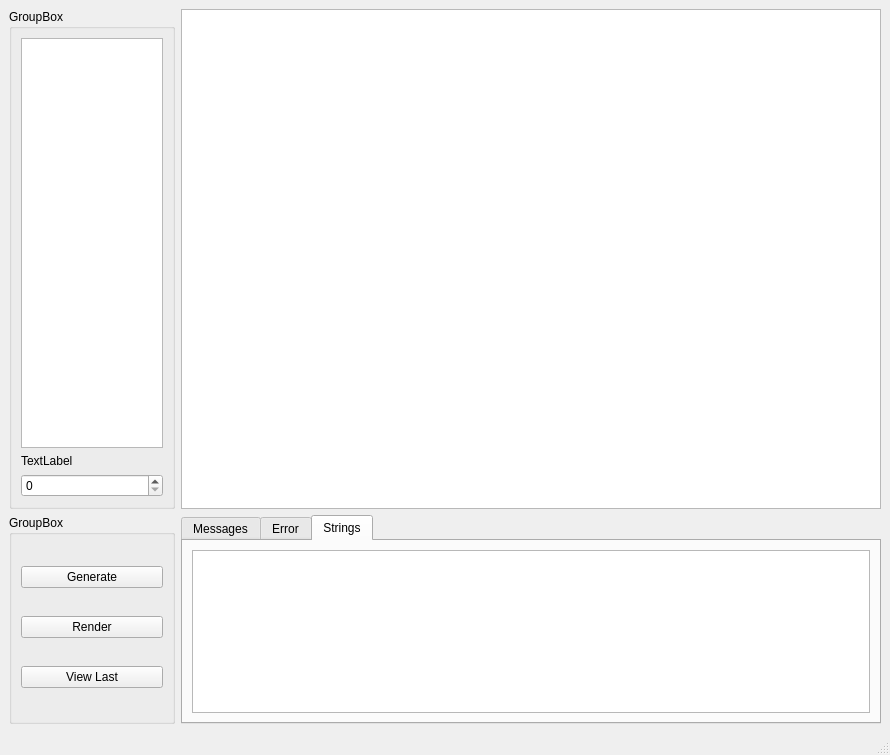
Above: Metaphor.ui from basus/metaphor before the change. Below: the same form after it.
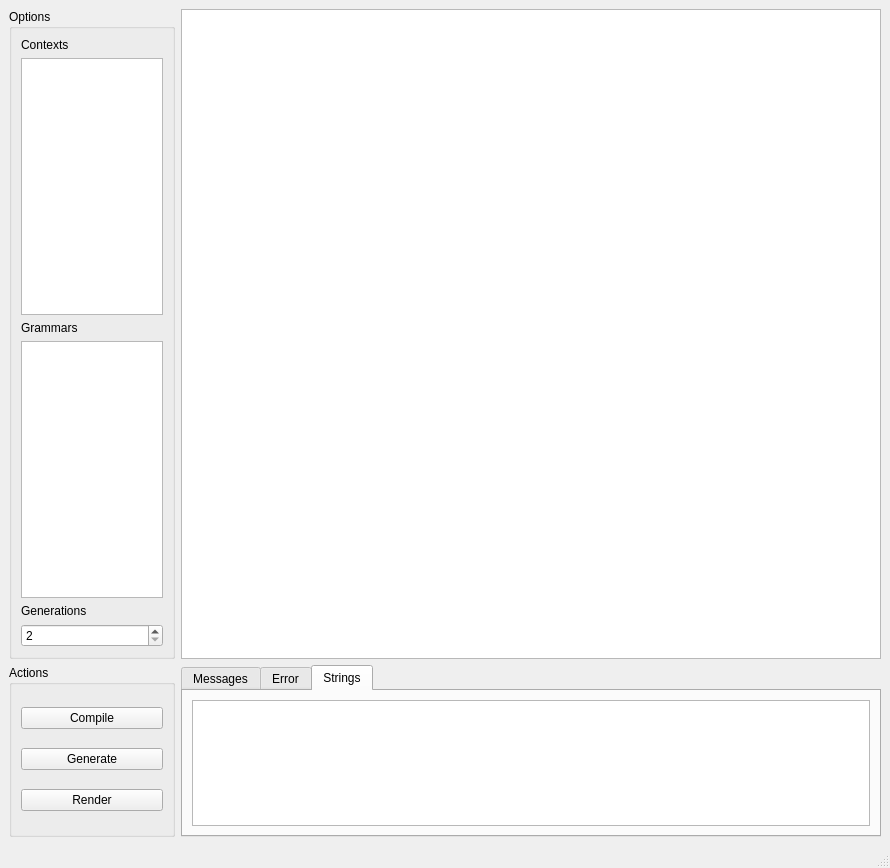
That is the form after the change.

Commit message: Changed Metaphor UI to have a list for available grammars

```diff
--- a/Metaphor.ui
+++ b/Metaphor.ui
@@ -6,7 +6,7 @@
     <x>0</x>
     <y>0</y>
     <width>890</width>
-    <height>755</height>
+    <height>868</height>
    </rect>
   </property>
   <property name="windowTitle" >
@@ -14,56 +14,96 @@
   </property>
   <widget class="QWidget" name="centralwidget" >
    <layout class="QGridLayout" name="gridLayout" >
-    <item rowspan="2" row="0" column="0" >
+    <item row="0" column="0" >
      <widget class="QGroupBox" name="groupBox" >
       <property name="minimumSize" >
        <size>
         <width>150</width>
-        <height>500</height>
+        <height>650</height>
+       </size>
+      </property>
+      <property name="maximumSize" >
+       <size>
+        <width>200</width>
+        <height>16777215</height>
        </size>
       </property>
       <property name="title" >
-       <string>GroupBox</string>
+       <string>Options</string>
       </property>
       <layout class="QVBoxLayout" name="verticalLayout" >
        <item>
-        <widget class="QListView" name="listView" />
+        <widget class="QLabel" name="Contextlabel" >
+         <property name="text" >
+          <string>Contexts</string>
+         </property>
+        </widget>
        </item>
        <item>
-        <widget class="QLabel" name="label" >
+        <widget class="QListView" name="Contexts" />
+       </item>
+       <item>
+        <widget class="QLabel" name="Grammarlabel" >
          <property name="text" >
-          <string>TextLabel</string>
+          <string>Grammars</string>
          </property>
         </widget>
        </item>
        <item>
-        <widget class="QSpinBox" name="spinBox" />
+        <widget class="QListView" name="Grammars" />
+       </item>
+       <item>
+        <widget class="QLabel" name="Generationslabel" >
+         <property name="text" >
+          <string>Generations</string>
+         </property>
+        </widget>
+       </item>
+       <item>
+        <widget class="QSpinBox" name="spinBox" >
+         <property name="minimum" >
+          <number>2</number>
+         </property>
+        </widget>
        </item>
       </layout>
      </widget>
     </item>
-    <item rowspan="2" row="0" column="1" >
+    <item row="0" column="1" >
      <widget class="QTextEdit" name="GrammarEdit" >
       <property name="minimumSize" >
        <size>
         <width>700</width>
-        <height>0</height>
+        <height>650</height>
        </size>
       </property>
      </widget>
     </item>
-    <item row="2" column="0" >
+    <item row="1" column="0" >
      <widget class="QGroupBox" name="groupBox_2" >
       <property name="minimumSize" >
        <size>
         <width>150</width>
-        <height>200</height>
+        <height>0</height>
+       </size>
+      </property>
+      <property name="maximumSize" >
+       <size>
+        <width>16777215</width>
+        <height>250</height>
        </size>
       </property>
       <property name="title" >
-       <string>GroupBox</string>
+       <string>Actions</string>
       </property>
       <layout class="QVBoxLayout" name="verticalLayout_2" >
+       <item>
+        <widget class="QPushButton" name="compile" >
+         <property name="text" >
+          <string>Compile</string>
+         </property>
+        </widget>
+       </item>
        <item>
         <widget class="QPushButton" name="generate" >
          <property name="text" >
@@ -78,18 +118,17 @@
          </property>
         </widget>
        </item>
-       <item>
-        <widget class="QPushButton" name="view" >
-         <property name="text" >
-          <string>View Last</string>
-         </property>
-        </widget>
-       </item>
       </layout>
      </widget>
     </item>
-    <item row="2" column="1" >
+    <item row="1" column="1" >
      <widget class="QTabWidget" name="UserOut" >
+      <property name="maximumSize" >
+       <size>
+        <width>16777215</width>
+        <height>250</height>
+       </size>
+      </property>
       <property name="currentIndex" >
        <number>2</number>
       </property>
```
